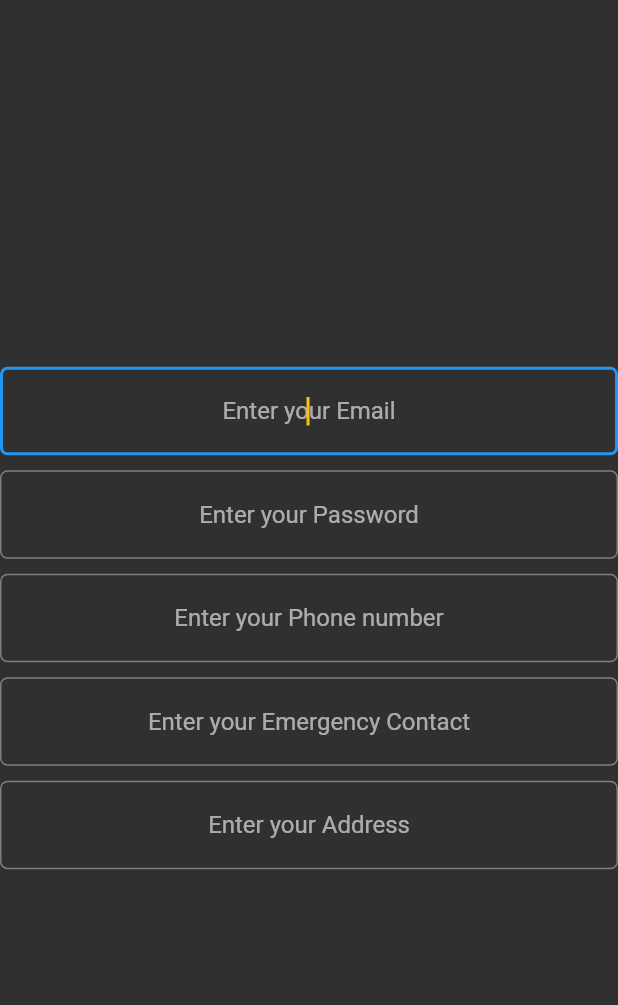
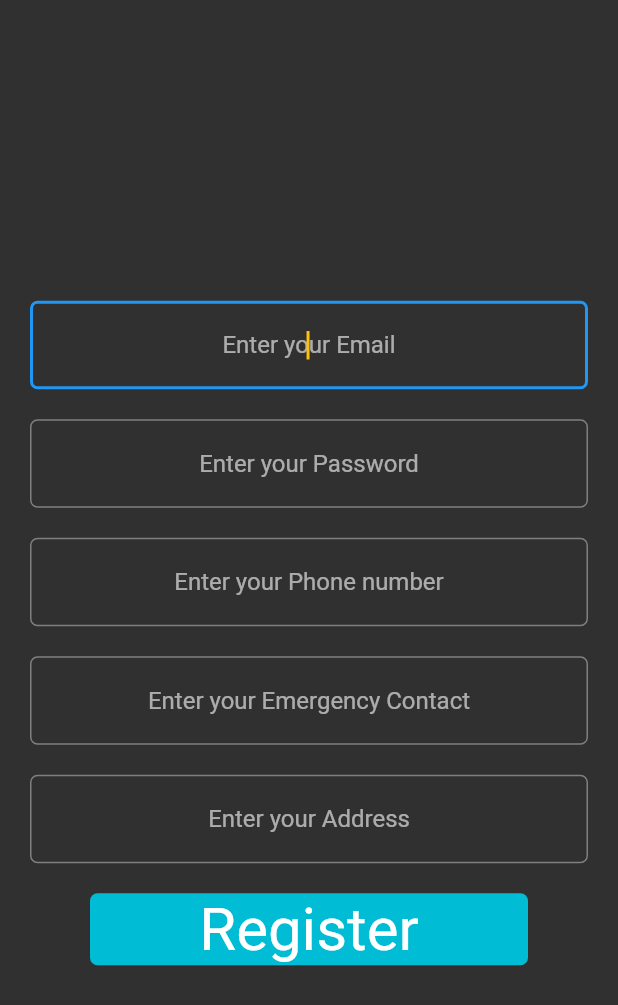
Before and after one commit to manRexx/Flutter_Doctuber, a Flutter app: the User1 screen opened by its route, after a tap on "User Register", on a phone screen of 412 x 824 dp. Shown: the top 1005 px of the screen. Run offline on Flutter 3.47's test engine with Material 2 defaults, Android fonts, the phone set to English and light mode, and no system bars; our stand-ins replace firebase_auth, geolocator; accounts and stored records are empty; network calls fail.

Commit message:
'message'

```diff
--- a/lib/Doctor_files/Doctor1.dart
+++ b/lib/Doctor_files/Doctor1.dart
@@ -19,7 +19,7 @@ class _Doctor1State extends State<Doctor1> {
           Container(
             padding:EdgeInsets.all(15),
             child: Material(
-              color: Colors.blueAccent,
+              color: Colors.cyan,
               borderRadius: BorderRadius.circular(5.0),
               child: MaterialButton(
                 onPressed: () {
@@ -40,7 +40,7 @@ class _Doctor1State extends State<Doctor1> {
           Container(
             padding: EdgeInsets.all(15),
             child: Material(
-              color: Colors.blueAccent,
+              color: Colors.cyan,
               borderRadius: BorderRadius.circular(5.0),
               child: MaterialButton(
                 onPressed: () {
--- a/lib/WelcomeScreen.dart
+++ b/lib/WelcomeScreen.dart
@@ -25,7 +25,7 @@ class _WelcomeScreenState extends State<WelcomeScreen> {
               Container(
                 padding: EdgeInsets.all(20.0),
                 child: Material(
-                  color: Colors.blueAccent,
+                  color: Colors.cyan,
                   borderRadius: BorderRadius.circular(5.0),
                   child: MaterialButton(
                     onPressed: () {
@@ -46,7 +46,7 @@ class _WelcomeScreenState extends State<WelcomeScreen> {
               Container(
                 padding: EdgeInsets.all(20.0),
                 child: Material(
-                  color: Colors.blueAccent,
+                  color: Colors.cyan,
                   borderRadius: BorderRadius.circular(5.0),
                   child: MaterialButton(
                     onPressed: () {
--- a/lib/user_files/User1.dart
+++ b/lib/user_files/User1.dart
@@ -19,7 +19,7 @@ class _User1State extends State<User1> {
           Container(
             padding: EdgeInsets.all(20.0),
             child: Material(
-              color: Colors.blueAccent,
+              color: Colors.cyan,
               borderRadius: BorderRadius.circular(5.0),
               child: MaterialButton(
                 onPressed: () {
@@ -40,7 +40,7 @@ class _User1State extends State<User1> {
           Container(
             padding: EdgeInsets.all(20.0),
             child: Material(
-              color: Colors.blueAccent,
+              color: Colors.cyan,
               borderRadius: BorderRadius.circular(5.0),
               child: MaterialButton(
                 onPressed: () {
--- a/lib/user_files/UserRegistration.dart
+++ b/lib/user_files/UserRegistration.dart
@@ -28,6 +28,7 @@ class _UserRegistrationState extends State<UserRegistration> {
         crossAxisAlignment: CrossAxisAlignment.stretch,
         children: <Widget>[
           Container(
+            padding: EdgeInsets.all(20.0),
             child: TextField(
               autofocus: true,
               cursorColor: Colors.amber,
@@ -46,8 +47,8 @@ class _UserRegistrationState extends State<UserRegistration> {
               ),
             ),
           ),
-          SizedBox(height: 10),
           Container(
+            padding: EdgeInsets.symmetric(horizontal: 20.0),
             child: TextField(
               autofocus: true,
               cursorColor: Colors.amber,
@@ -66,8 +67,8 @@ class _UserRegistrationState extends State<UserRegistration> {
               ),
             ),
           ),
-          SizedBox(height: 10),
           Container(
+            padding: EdgeInsets.all(20.0),
             child: TextField(
               autofocus: true,
               cursorColor: Colors.amber,
@@ -86,9 +87,9 @@ class _UserRegistrationState extends State<UserRegistration> {
               ),
             ),
           ),
-          SizedBox(height: 10),
           Container
           (
+            padding: EdgeInsets.symmetric(horizontal: 20.0),
             child: TextField(
               autofocus: true,
               cursorColor: Colors.amber,
@@ -107,8 +108,8 @@ class _UserRegistrationState extends State<UserRegistration> {
               ),
             ),
           ),
-          SizedBox(height: 10),
           Container(
+            padding: EdgeInsets.all(20.0),
             child: TextField(
               autofocus: true,
               cursorColor: Colors.amber,
@@ -127,6 +128,26 @@ class _UserRegistrationState extends State<UserRegistration> {
               ),
             ),
           ),
+          Container(
+            padding: EdgeInsets.symmetric(horizontal: 60.0),
+            child: Material(
+              color: Colors.cyan,
+              borderRadius: BorderRadius.circular(5.0),
+              child: MaterialButton(
+                onPressed: () {
+                  setState(() {});
+                  print('User Registered');
+                },
+                child: Text(
+                  'Register',
+                  style: TextStyle(
+                    fontSize: 40,
+                    fontWeight: FontWeight.w400,
+                  ),
+                ),
+              ),
+            ),
+          ),
         ],
       ),
     );
```
Also changed, not shown: lib/Doctor_files/DoctorLogin.dart (+11 -3 lines), lib/Doctor_files/Doctoreg.dart (+14 -7 lines), lib/user_files/UserLogin.dart (+11 -4 lines).
